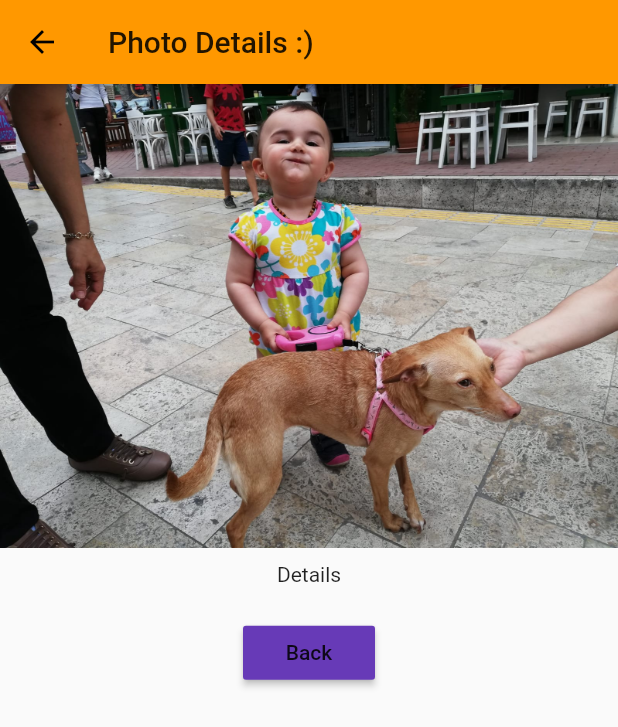
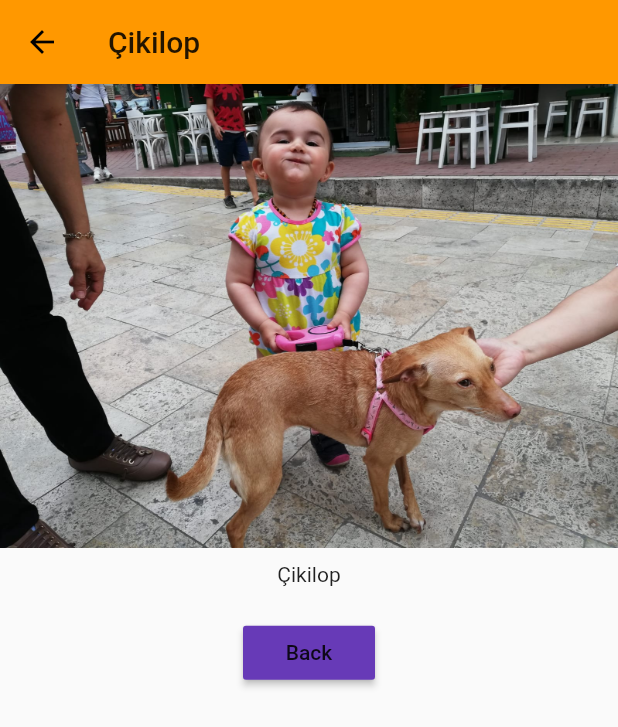
Before and after one commit to caglardursun/FlutterProjects, a Flutter app: the screen it shows after launch, after a tap on "Add Photo", after a tap on "Details", on a phone screen of 412 x 824 dp. Shown: the top 727 px of the screen. Run offline on Flutter 3.47's test engine with Material 2 defaults, Android fonts, the phone set to English and light mode, and no system bars.

Commit message:
Hot reload is my ass

```diff
--- a/hello/lib/main.dart
+++ b/hello/lib/main.dart
@@ -1,5 +1,4 @@
 import "package:flutter/material.dart";
-import './photos_manager.dart';
 import 'pages/home.dart';
 
 //Notes :
--- a/hello/lib/pages/photo.dart
+++ b/hello/lib/pages/photo.dart
@@ -1,19 +1,25 @@
 import 'package:flutter/material.dart';
 
 class PhotoPage extends StatelessWidget {
+
+  final String title;
+  final String imageUrl;
+
+  PhotoPage(this.title,this.imageUrl);
+
   @override
   Widget build(BuildContext context) {
     return Scaffold(
         appBar: AppBar(
-          title: Text("Photo Details :)"),
+          title: Text(title),
         ),
         body: Column(
           crossAxisAlignment: CrossAxisAlignment.center,
           children: <Widget>[
-            Image.asset("assets/mydaughter.jpg"),
+            Image.asset(imageUrl),
             Container(
               padding: EdgeInsets.all(10.0),
-              child: Text("Details"),
+              child: Text(title),
             ),
             Container(
               padding: EdgeInsets.all(10.0),
--- a/hello/lib/photos.dart
+++ b/hello/lib/photos.dart
@@ -5,16 +5,20 @@ class Photos extends StatelessWidget {
   //final means
   //The value of _photos never changes
   //wierd
-  final List<String> _photos;
+  final List<Map<String, String>> _photos;
 
-  Photos(this._photos);
+  Photos([this._photos = const []]) {
+    print("Photos widget const");
+  }
 
   Widget _buildPhotosItem(BuildContext context, int index) {
+    String imageUrl = _photos[index]['image'];
+    String title = _photos[index]['title'];
     return Card(
       child: Column(
         children: <Widget>[
-          Image.asset("assets/mydaughter.jpg"),
-          Text(_photos[index]),
+          Image.asset(imageUrl),
+          Text(title),
           ButtonBar(
             alignment: MainAxisAlignment.center,
             children: <Widget>[
@@ -22,9 +26,9 @@ class Photos extends StatelessWidget {
                   child: Text('Details'),
                   onPressed: () => Navigator.push(
                       context,
-                      MaterialPageRoute(builder: (BuildContext context) => PhotoPage())
-                      )
-            ),
+                      MaterialPageRoute(
+                          builder: (BuildContext context) =>
+                              PhotoPage(title, imageUrl)))),
             ],
           )
         ],
--- a/hello/lib/photos_control.dart
+++ b/hello/lib/photos_control.dart
@@ -13,7 +13,9 @@ class PhotosControl extends StatelessWidget {
     return RaisedButton(
           color: Theme.of(context).primaryColor,
           onPressed: () {
-            addPhotos("Test");
+            addPhotos(
+              {'title':'Çikilop', 'image':'assets/mydaughter.jpg'}
+            );
           },
           child: Text("Add Photo",textAlign: TextAlign.center),
         );
--- a/hello/lib/photos_manager.dart
+++ b/hello/lib/photos_manager.dart
@@ -5,14 +5,12 @@ import './photos_control.dart';
 class PhotosManager extends StatefulWidget
 {
 
-  final String startingPhoto;
+  final Map<String,String> startingPhoto;
   //this keyword is different from other languages
   //this means assign automatically
   //{this.startingPhoto} calling (startingPhoto: "dasdasdsadas") from the other side
-  PhotosManager({this.startingPhoto})
-  {
-    print("Photos manager ctor");
-  }
+  PhotosManager({this.startingPhoto});
+
 
   @override
   State<StatefulWidget> createState()
@@ -25,7 +23,7 @@ class PhotosManager extends StatefulWidget
 class _PhotosManagerState extends State<PhotosManager>
 {
 
-  final List<String> _photos = [];
+  List<Map<String,String>> _photos = [];
 
   @override
   void initState() {
@@ -46,7 +44,7 @@ class _PhotosManagerState extends State<PhotosManager>
     super.didUpdateWidget(oldWidget);
   }
 
-  void _addPhoto(String photo)
+  void _addPhoto(Map<String,String> photo)
   {
     setState((){
       _photos.add(photo);
```
